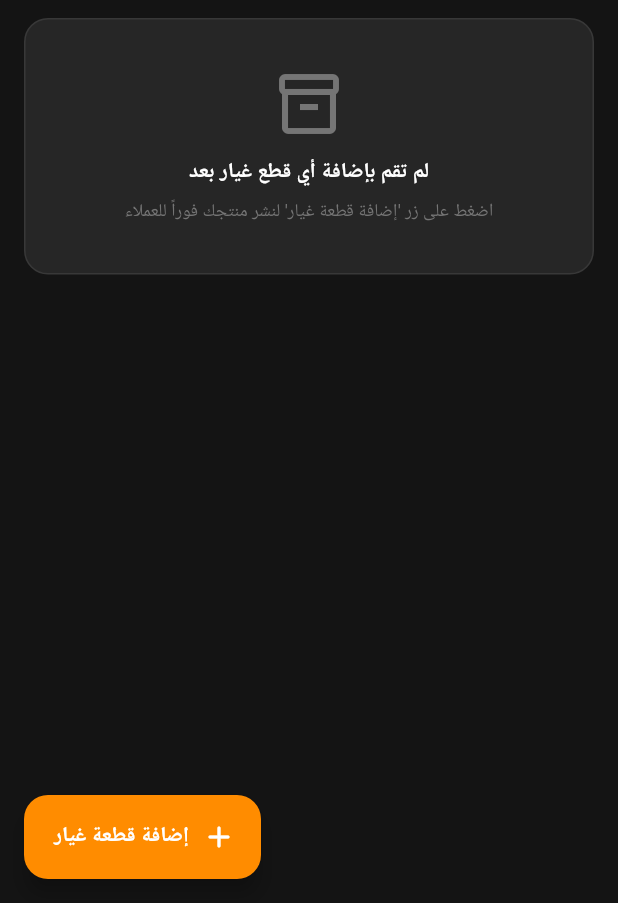
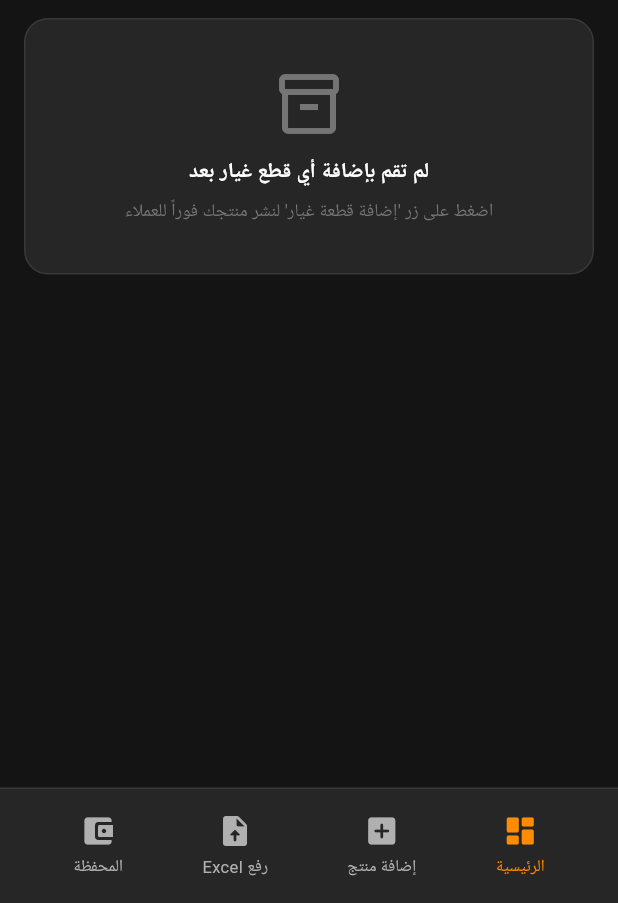
Before and after one commit to mans30hussein/carvo, a Flutter app: the VendorDashboardScreen screen opened directly with empty values, on a phone screen of 412 x 824 dp, the part 333-1236 px from its top. Run offline on Flutter 3.47's test engine with Material 3 defaults, Android fonts, the phone set to English and light mode, and no system bars; our stand-ins replace cloud_firestore, firebase_auth, firebase_core, flutter_bloc, get_it, google_fonts and 1 more; accounts and stored records are empty; Roboto replaces fonts that are missing (Cairo).

Commit message:
Refactor logout functionality: Simplify logout process in dashboard screens and update navigation logic. Add stream for vendor products in Firestore service.

```diff
--- a/lib/screens/vendor/vendor_dashboard_screen.dart
+++ b/lib/screens/vendor/vendor_dashboard_screen.dart
@@ -1,23 +1,40 @@
-import 'package:carvo/services/auth_service.dart';
 import 'package:carvo/services/firestore_service.dart';
 import 'package:flutter/material.dart';
 import 'package:google_fonts/google_fonts.dart';
 import '../../constants/app_colors.dart';
+import '../../models/product_model.dart';
 import '../../models/user_model.dart';
-import '../../models/product_model.dart';
-
-import '../../features/auth/presentation/screens/login_screen.dart';
 import 'add_product_screen.dart';
 
 class VendorDashboardScreen extends StatefulWidget {
   final UserModel user;
-  const VendorDashboardScreen({Key? key, required this.user}) : super(key: key);
+
+  const VendorDashboardScreen({super.key, required this.user});
 
   @override
   State<VendorDashboardScreen> createState() => _VendorDashboardScreenState();
 }
 
 class _VendorDashboardScreenState extends State<VendorDashboardScreen> {
+  int _selectedIndex = 0;
+
+  void _openAddProductScreen() {
+    Navigator.push(
+      context,
+      MaterialPageRoute(
+        builder: (_) => AddProductScreen(user: widget.user),
+      ),
+    );
+  }
+
+  void _handleLogout() {
+    Navigator.pop(context);
+  }
+
+  void _onNavTap(int index) {
+    setState(() => _selectedIndex = index);
+  }
+
   @override
   Widget build(BuildContext context) {
     return Scaffold(
@@ -30,44 +47,184 @@ class _VendorDashboardScreenState extends State<VendorDashboardScreen> {
         actions: [
           IconButton(
             icon: const Icon(Icons.logout_rounded),
-            onPressed: () async {
-              Navigator.pop(  context); // Close the drawer if open
-             // await AuthService.signOut();
-          //    if (!mounted) return;
-              // Navigator.pushReplacement(
-              //   context,
-              //   MaterialPageRoute(builder: (_) => const LoginScreen()),
-              // );
+            onPressed: _handleLogout,
+          ),
+        ],
+      ),
+      bottomNavigationBar: _VendorBottomNavBar(
+        selectedIndex: _selectedIndex,
+        onAddProduct: _openAddProductScreen, // زرار منفصل، مش تبويب
+        onTabSelected: _onNavTap,
+      ),
+      body: IndexedStack(
+        index: _selectedIndex,
+        children: [
+          _DashboardHomeBody(user: widget.user),
+          ExcelUploadScreen(user: widget.user),
+          WalletScreen(user: widget.user),
+        ],
+      ),
+    );
+  }
+}
+
+/// المحتوى الأصلي بتاع الداشبورد (الهيدر + قائمة المنتجات) — اتشال هنا
+/// عشان يبقى تبويب رقم 0 جوه الـ IndexedStack.
+class _DashboardHomeBody extends StatelessWidget {
+  final UserModel user;
+
+  const _DashboardHomeBody({required this.user});
+
+  @override
+  Widget build(BuildContext context) {
+    return SingleChildScrollView(
+      padding: const EdgeInsets.all(16),
+      child: Column(
+        crossAxisAlignment: CrossAxisAlignment.start,
+        children: [
+          _VendorHeader(user: user),
+          const SizedBox(height: 24),
+          const _SectionTitle(title: 'منتجات متجرك المسجلة في carvo'),
+          const SizedBox(height: 12),
+          StreamBuilder<List<ProductModel>>(
+            stream: FirestoreService.streamVendorProducts(user.uid),
+            builder: (context, snapshot) {
+              if (snapshot.connectionState == ConnectionState.waiting) {
+                return const Center(
+                  child: CircularProgressIndicator(color: AppColors.primary),
+                );
+              }
+
+              if (snapshot.hasError) {
+                return const _EmptyProductsState();
+              }
+
+              final vendorProducts = snapshot.data ?? [];
+
+              if (vendorProducts.isEmpty) {
+                return const _EmptyProductsState();
+              }
+
+              return ListView.builder(
+                shrinkWrap: true,
+                physics: const NeverScrollableScrollPhysics(),
+                itemCount: vendorProducts.length,
+                itemBuilder: (context, index) {
+                  final product = vendorProducts[index];
+                  return _ProductListItem(
+                    product: product,
+                    onDelete: () => FirestoreService.deleteProduct(product.id),
+                  );
+                },
+              );
             },
           ),
         ],
       ),
-      floatingActionButton: FloatingActionButton.extended(
-        onPressed: () {
-          Navigator.push(
-            context,
-            MaterialPageRoute(
-              builder: (_) => AddProductScreen(user: widget.user),
+    );
+  }
+}
+
+class _VendorBottomNavBar extends StatelessWidget {
+  final int selectedIndex;
+  final VoidCallback onAddProduct;
+  final ValueChanged<int> onTabSelected;
+
+  const _VendorBottomNavBar({
+    required this.selectedIndex,
+    required this.onAddProduct,
+    required this.onTabSelected,
+  });
+
+  @override
+  Widget build(BuildContext context) {
+    return Container(
+      padding: const EdgeInsets.symmetric(vertical: 10, horizontal: 8),
+      decoration: BoxDecoration(
+        color: AppColors.card,
+        border: Border(top: BorderSide(color: AppColors.border)),
+      ),
+      child: SafeArea(
+        top: false,
+        child: Row(
+          mainAxisAlignment: MainAxisAlignment.spaceEvenly,
+          children: [
+            _NavItem(
+              icon: Icons.dashboard_rounded,
+              label: 'الرئيسية',
+              isSelected: selectedIndex == 0,
+              onTap: () => onTabSelected(0),
+            ),
+            _NavItem(
+              icon: Icons.add_box_rounded,
+              label: 'إضافة منتج',
+              isSelected: false, // زرار فتح شاشة، مش تبويب فعّال
+              onTap: onAddProduct,
+            ),
+            _NavItem(
+              icon: Icons.upload_file_rounded,
+              label: 'رفع Excel',
+              isSelected: selectedIndex == 1,
+              onTap: () => onTabSelected(1),
+            ),
+            _NavItem(
+              icon: Icons.account_balance_wallet_rounded,
+              label: 'المحفظة',
+              isSelected: selectedIndex == 2,
+              onTap: () => onTabSelected(2),
+            ),
+          ],
+        ),
       ),
     );
-        },
-        backgroundColor: AppColors.primary,
-        icon: const Icon(Icons.add_rounded, color: Colors.white),
-        label: Text(
-          "إضافة قطعة غيار",
-          style: GoogleFonts.cairo(
-            fontWeight: FontWeight.bold,
-            color: Colors.white,
+  }
+}
+
+class _NavItem extends StatelessWidget {
+  final IconData icon;
+  final String label;
+  final bool isSelected;
+  final VoidCallback onTap;
+
+  const _NavItem({
+    required this.icon,
+    required this.label,
+    required this.isSelected,
+    required this.onTap,
+  });
+
+  @override
+  Widget build(BuildContext context) {
+    final color = isSelected ? AppColors.primary : AppColors.textSecondary;
+    return InkWell(
+      onTap: onTap,
+      borderRadius: BorderRadius.circular(12),
+      child: Padding(
+        padding: const EdgeInsets.symmetric(horizontal: 12, vertical: 6),
+        child: Column(
+          mainAxisSize: MainAxisSize.min,
+          children: [
+            Icon(icon, color: color, size: 24),
+            const SizedBox(height: 4),
+            Text(
+              label,
+              style: GoogleFonts.cairo(fontSize: 11, color: color),
+            ),
+          ],
         ),
       ),
-      ),
-      body: SingleChildScrollView(
-        padding: const EdgeInsets.all(16),
-        child: Column(
-          crossAxisAlignment: CrossAxisAlignment.start,
-          children: [
-            // Vendor Stats Banner
-            Container(
+    );
+  }
+}
+
+class _VendorHeader extends StatelessWidget {
+  final UserModel user;
+
+  const _VendorHeader({required this.user});
+
+  @override
+  Widget build(BuildContext context) {
+    return Container(
       padding: const EdgeInsets.all(20),
       decoration: BoxDecoration(
         gradient: const LinearGradient(
@@ -76,14 +233,14 @@ class _VendorDashboardScreenState extends State<VendorDashboardScreen> {
           end: Alignment.bottomRight,
         ),
         borderRadius: BorderRadius.circular(20),
-                border: Border.all(color: AppColors.primary.withOpacity(0.3)),
+        border: Border.all(color: AppColors.primary.withValues(alpha: 0.3)),
       ),
       child: Row(
         children: [
           Container(
             padding: const EdgeInsets.all(12),
             decoration: BoxDecoration(
-                      color: AppColors.primary.withOpacity(0.2),
+              color: AppColors.primary.withValues(alpha: 0.2),
               shape: BoxShape.circle,
             ),
             child: const Icon(
@@ -98,7 +255,7 @@ class _VendorDashboardScreenState extends State<VendorDashboardScreen> {
               crossAxisAlignment: CrossAxisAlignment.start,
               children: [
                 Text(
-                          "لوحة تحكم التاجر 🏪",
+                  'لوحة تحكم التاجر 🏪',
                   style: GoogleFonts.cairo(
                     fontWeight: FontWeight.bold,
                     fontSize: 18,
@@ -106,7 +263,7 @@ class _VendorDashboardScreenState extends State<VendorDashboardScreen> {
                   ),
                 ),
                 Text(
-                          widget.user.address,
+                  user.address,
                   style: GoogleFonts.cairo(
                     color: AppColors.textSecondary,
                     fontSize: 12,
@@ -117,35 +274,33 @@ class _VendorDashboardScreenState extends State<VendorDashboardScreen> {
           ),
         ],
       ),
-            ),
-            const SizedBox(height: 24),
+    );
+  }
+}
 
-            Text(
-              "منتجات متجرك المسجلة في carvo",
+class _SectionTitle extends StatelessWidget {
+  final String title;
+
+  const _SectionTitle({required this.title});
+
+  @override
+  Widget build(BuildContext context) {
+    return Text(
+      title,
       style: GoogleFonts.cairo(
         fontSize: 16,
         fontWeight: FontWeight.bold,
         color: Colors.white,
       ),
-            ),
-            const SizedBox(height: 12),
-
-            // Live Stream of Vendor Products
-            StreamBuilder<List<ProductModel>>(
-              stream: FirestoreService.streamProducts(),
-              builder: (context, snapshot) {
-                if (snapshot.connectionState == ConnectionState.waiting) {
-                  return const Center(
-                    child: CircularProgressIndicator(color: AppColors.primary),
     );
   }
+}
 
-                final allProducts = snapshot.data ?? [];
-                final vendorProducts = allProducts
-                    .where((p) => p.vendorId == widget.user.uid)
-                    .toList();
+class _EmptyProductsState extends StatelessWidget {
+  const _EmptyProductsState();
 
-                if (vendorProducts.isEmpty) {
+  @override
+  Widget build(BuildContext context) {
     return Container(
       width: double.infinity,
       padding: const EdgeInsets.all(32),
@@ -163,7 +318,7 @@ class _VendorDashboardScreenState extends State<VendorDashboardScreen> {
           ),
           const SizedBox(height: 12),
           Text(
-                          "لم تقم بإضافة أي قطع غيار بعد",
+            'لم تقم بإضافة أي قطع غيار بعد',
             style: GoogleFonts.cairo(
               fontWeight: FontWeight.bold,
               color: Colors.white,
@@ -182,13 +337,19 @@ class _VendorDashboardScreenState extends State<VendorDashboardScreen> {
       ),
     );
   }
+}
 
-                return ListView.builder(
-                  shrinkWrap: true,
-                  physics: const NeverScrollableScrollPhysics(),
-                  itemCount: vendorProducts.length,
-                  itemBuilder: (context, index) {
-                    final product = vendorProducts[index];
+class _ProductListItem extends StatelessWidget {
+  final ProductModel product;
+  final VoidCallback onDelete;
+
+  const _ProductListItem({
+    required this.product,
+    required this.onDelete,
+  });
+
+  @override
+  Widget build(BuildContext context) {
     return Card(
       margin: const EdgeInsets.only(bottom: 12),
       child: ListTile(
@@ -199,7 +360,7 @@ class _VendorDashboardScreenState extends State<VendorDashboardScreen> {
             width: 50,
             height: 50,
             fit: BoxFit.cover,
-                            errorBuilder: (_, __, ___) => Container(
+            errorBuilder: (context, error, stackTrace) => Container(
               width: 50,
               height: 50,
               color: AppColors.surface,
@@ -218,7 +379,7 @@ class _VendorDashboardScreenState extends State<VendorDashboardScreen> {
           ),
         ),
         subtitle: Text(
-                          "${product.brandName} • ${product.category}",
+          '${product.brandName} • ${product.category}',
           style: GoogleFonts.cairo(
             color: AppColors.textMuted,
             fontSize: 12,
@@ -228,7 +389,7 @@ class _VendorDashboardScreenState extends State<VendorDashboardScreen> {
           mainAxisSize: MainAxisSize.min,
           children: [
             Text(
-                              "${product.finalPrice.toStringAsFixed(0)} ج.م",
+              '${product.finalPrice.toStringAsFixed(0)} ج.م',
               style: GoogleFonts.cairo(
                 fontWeight: FontWeight.bold,
                 color: AppColors.primary,
@@ -241,16 +402,7 @@ class _VendorDashboardScreenState extends State<VendorDashboardScreen> {
                 color: AppColors.error,
                 size: 20,
               ),
-                              onPressed: () =>
-                                  FirestoreService.deleteProduct(product.id),
-                            ),
-                          ],
-                        ),
-                      ),
-                    );
-                  },
-                );
-              },
+              onPressed: onDelete,
             ),
           ],
         ),
@@ -258,3 +410,53 @@ class _VendorDashboardScreenState extends State<VendorDashboardScreen> {
     );
   }
 }
+
+class ExcelUploadScreen extends StatelessWidget {
+  const ExcelUploadScreen({super.key, required this.user});
+  final UserModel user;
+
+  @override
+  Widget build(BuildContext context) {
+    return Center(
+      child: Column(
+        mainAxisAlignment: MainAxisAlignment.center,
+        children: [
+          Text(
+            user.shopName ?? user.name,
+            style: GoogleFonts.cairo(fontSize: 24, color: Colors.white),
+          ),
+          const SizedBox(height: 12),
+          Text(
+            'صفحة رفع Excel',
+            style: GoogleFonts.cairo(fontSize: 24, color: Colors.white),
+          ),
+        ],
+      ),
+    );
+  }
+}
+
+class WalletScreen extends StatelessWidget {
+  const WalletScreen({super.key, required this.user});
+  final UserModel user;
+
+  @override
+  Widget build(BuildContext context) {
+    return Center(
+      child: Column(
+        mainAxisAlignment: MainAxisAlignment.center,
+        children: [
+          Text(
+            user.shopName ?? user.name,
+            style: GoogleFonts.cairo(fontSize: 24, color: Colors.white),
+          ),
+          const SizedBox(height: 12),
+          Text(
+            'صفحة المحفظة',
+            style: GoogleFonts.cairo(fontSize: 24, color: Colors.white),
+          ),
+        ],
+      ),
+    );
+  }
+}
--- a/lib/services/firestore_service.dart
+++ b/lib/services/firestore_service.dart
@@ -13,6 +13,15 @@ class FirestoreService {
       return snapshot.docs.map((doc) => ProductModel.fromMap(doc.data(), doc.id)).toList();
     });
   }
+  static Stream<List<ProductModel>> streamVendorProducts(String vendorId) {
+  return _db
+      .collection('products')
+      .where('vendorId', isEqualTo: vendorId)
+      .snapshots()
+      .map((snapshot) {
+    return snapshot.docs.map((doc) => ProductModel.fromMap(doc.data(), doc.id)).toList();
+  });
+}
 
  static Future<void> addProduct(ProductModel product) async {
      await _db.collection('products').doc(product.id).set(product.toMap());
```
Also changed, not shown: lib/features/auth/presentation/widget/login_state_listener.dart (+2 -6 lines), lib/screens/customer/customer_home_screen.dart (+4 -3 lines), lib/screens/mechanic/mechanic_dashboard_screen.dart (+5 -3 lines). Lines whose indentation alone changed are shown as unchanged.
